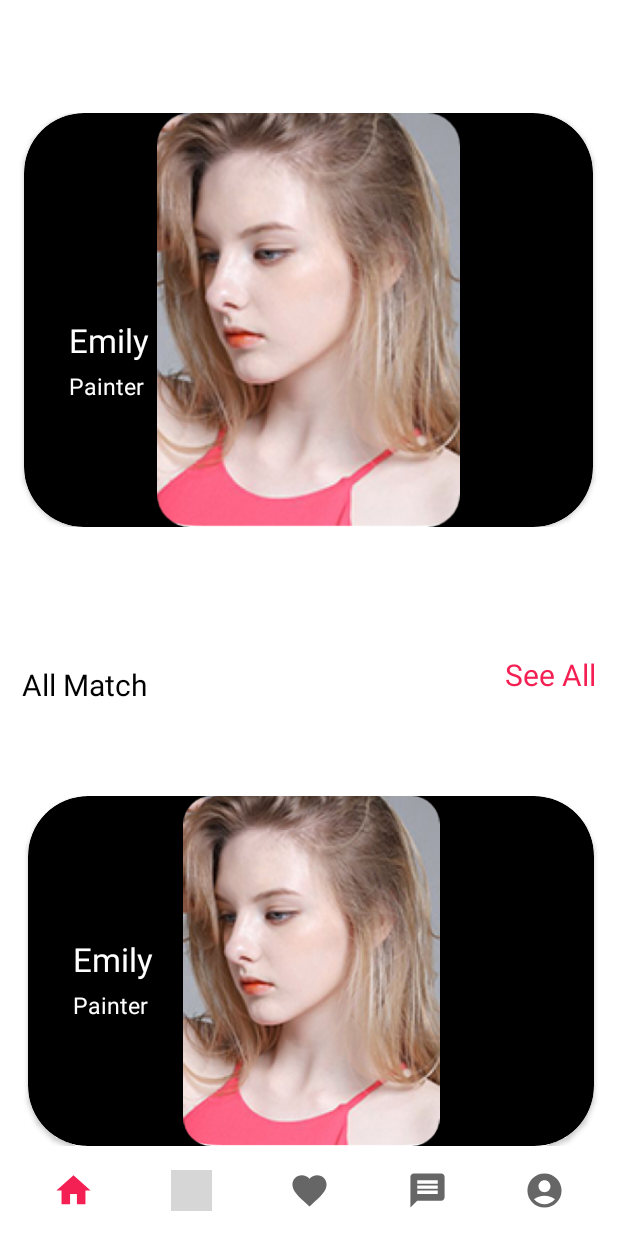
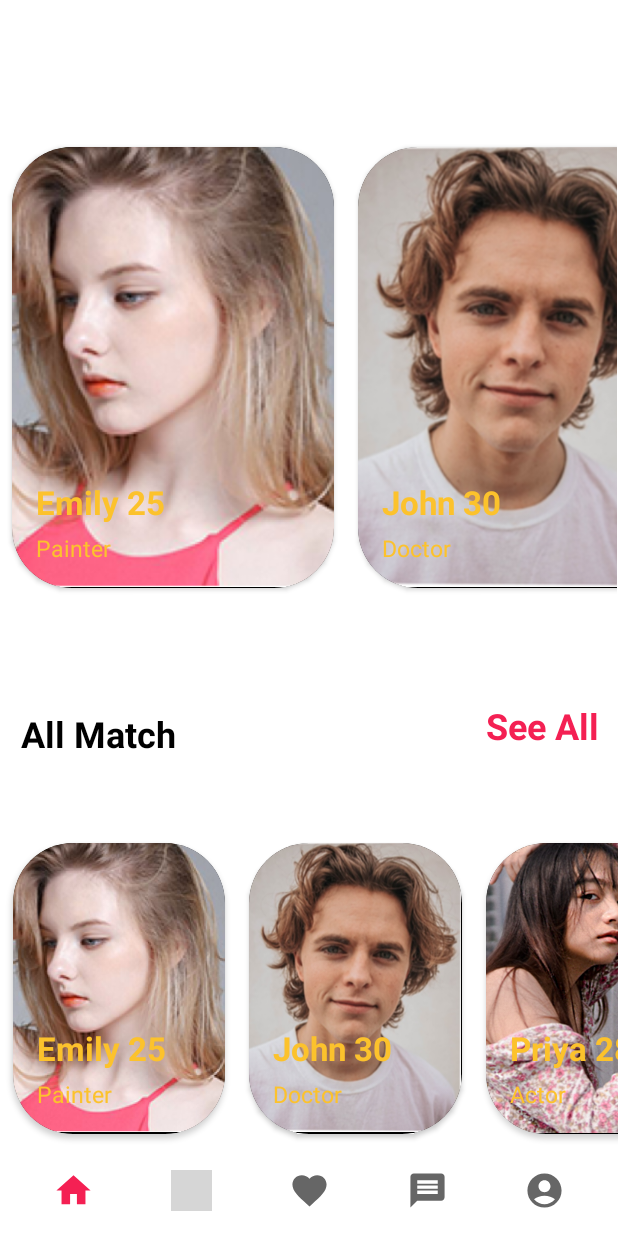
Before and after one commit to chhavisharma30/Match-People, an Android app: the screen it shows after launch (MainActivity), on a phone screen of 412 x 824 dp. Run offline under Robolectric (Android 15) with nearby library versions, the phone set to English and light mode, and no system bars; grey boxes are pictures that could not be loaded.

Commit message:
Modified recycler view item and completed activity

```diff
--- a/app/src/main/java/com/example/matchpeoples/MainActivity.kt
+++ b/app/src/main/java/com/example/matchpeoples/MainActivity.kt
@@ -26,9 +26,9 @@ class MainActivity : AppCompatActivity() {
         init(recyclerView)
         init(recyclerView2)
         val profileList = listOf(
-            UserModel("Emily", 25, "Painter", R.drawable.carsouel1),
-            UserModel("John", 30, "Doctor", R.drawable.carousel2),
-            UserModel("Priya", 28, "Actor",R.drawable.carousel3),
+            UserModel("Emily 25", 25, "Painter", R.drawable.carsouel1),
+            UserModel("John 30", 30, "Doctor", R.drawable.carousel2),
+            UserModel("Priya 28", 28, "Actor",R.drawable.carousel3),
             // Add more Person objects as needed
         )
         matchAdapter = MatchAdapter(profileList, this)
--- a/app/src/main/res/layout/activity_main.xml
+++ b/app/src/main/res/layout/activity_main.xml
@@ -10,21 +10,21 @@
     <androidx.recyclerview.widget.RecyclerView
         android:id="@+id/recyclerView"
         android:layout_width="411dp"
-        android:layout_height="276dp"
+        android:layout_height="310dp"
         android:orientation="horizontal"
         app:layout_constraintBottom_toBottomOf="parent"
         app:layout_constraintEnd_toEndOf="parent"
         app:layout_constraintHorizontal_bias="0.0"
         app:layout_constraintStart_toStartOf="parent"
         app:layout_constraintTop_toTopOf="parent"
-        app:layout_constraintVertical_bias="0.138">
+        app:layout_constraintVertical_bias="0.175">
 
     </androidx.recyclerview.widget.RecyclerView>
 
     <androidx.recyclerview.widget.RecyclerView
         android:id="@+id/recyclerView2"
-        android:layout_width="409dp"
-        android:layout_height="233dp"
+        android:layout_width="411dp"
+        android:layout_height="210dp"
         android:orientation="horizontal"
         app:layout_constraintBottom_toTopOf="@+id/nav_bar"
         app:layout_constraintEnd_toEndOf="parent"
@@ -42,7 +42,7 @@
         android:background="@drawable/nav_bar_shape"
         android:paddingHorizontal="10dp"
         app:itemIconSize="27dp"
-        app:itemRippleColor="@android:color/transparent"
+        app:itemRippleColor="#E6E6E6"
         app:labelVisibilityMode="unlabeled"
         app:layout_constraintBottom_toBottomOf="parent"
 
@@ -60,7 +60,8 @@
         android:layout_width="wrap_content"
         android:layout_height="wrap_content"
         android:text="All Match"
-        android:textSize="20sp"
+        android:textSize="24sp"
+        android:textStyle="bold"
         android:textColor="#000000"
         app:layout_constraintBottom_toTopOf="@+id/recyclerView2"
         app:layout_constraintEnd_toEndOf="parent"
@@ -75,7 +76,8 @@
         android:layout_height="wrap_content"
         android:text="See All"
         android:textColor="#F42053"
-        android:textSize="20sp"
+        android:textSize="24sp"
+        android:textStyle="bold"
         app:layout_constraintBottom_toTopOf="@+id/recyclerView2"
         app:layout_constraintEnd_toEndOf="parent"
         app:layout_constraintHorizontal_bias="0.942"
--- a/app/src/main/res/layout/user_layout.xml
+++ b/app/src/main/res/layout/user_layout.xml
@@ -1,53 +1,41 @@
 <?xml version="1.0" encoding="utf-8"?>
 <androidx.cardview.widget.CardView xmlns:android="http://schemas.android.com/apk/res/android"
     xmlns:app="http://schemas.android.com/apk/res-auto"
+    xmlns:tools="http://schemas.android.com/tools"
     android:id="@+id/user_card"
-    android:layout_width="match_parent"
-    android:layout_height="match_parent"
-    android:layout_marginHorizontal="16dp"
+    android:layout_width="wrap_content"
+    android:layout_height="wrap_content"
+    android:layout_margin="8dp"
     android:backgroundTint="?attr/colorOnSecondary"
     app:cardCornerRadius="40dp">
 
-    <androidx.constraintlayout.widget.ConstraintLayout
+    <RelativeLayout
         android:layout_width="match_parent"
         android:layout_height="match_parent">
 
-
-
-
         <ImageView
             android:id="@+id/user_image"
-            android:layout_width="wrap_content"
+            android:layout_width="match_parent"
             android:layout_height="wrap_content"
-            android:src="@drawable/carsouel1"
-            app:layout_constraintBottom_toBottomOf="parent"
-            app:layout_constraintEnd_toEndOf="parent"
-            app:layout_constraintStart_toStartOf="parent"
-            app:layout_constraintTop_toTopOf="parent" />
+            android:adjustViewBounds="true"
+            android:src="@drawable/carsouel1" />
 
-
-
-        <androidx.constraintlayout.widget.ConstraintLayout
-            android:layout_width="wrap_content"
+        <LinearLayout
+            android:id="@+id/text_layout"
+            android:layout_width="match_parent"
             android:layout_height="wrap_content"
-            android:layout_marginLeft="10dp"
-            android:layout_marginBottom="40dp"
-            app:layout_constraintBottom_toBottomOf="parent"
-            app:layout_constraintStart_toStartOf="parent">
+            android:orientation="vertical"
+            android:padding="16dp"
+            android:layout_alignParentBottom="true">
 
             <TextView
                 android:id="@+id/user_name_age"
                 android:layout_width="wrap_content"
                 android:layout_height="wrap_content"
-                android:layout_marginLeft="20dp"
-                android:layout_marginBottom="70dp"
-                android:maxWidth="300dp"
                 android:text="@string/holder_string"
-                android:textColor="@color/white"
-                android:textSize="22sp"
-                app:layout_constraintBottom_toBottomOf="parent"
-                app:layout_constraintStart_toStartOf="parent" />
-
+                android:textColor="#FCC22C"
+                android:textStyle="bold"
+                android:textSize="22sp" />
 
             <TextView
                 android:id="@+id/user_occupation"
@@ -55,13 +43,11 @@
                 android:layout_height="wrap_content"
                 android:layout_marginTop="5dp"
                 android:text="@string/holder_string"
-                android:textColor="@color/white"
-                android:textSize="15sp"
-                app:layout_constraintStart_toStartOf="@id/user_name_age"
-                app:layout_constraintTop_toBottomOf="@+id/user_name_age" />
-        </androidx.constraintlayout.widget.ConstraintLayout>
+                android:textColor="#FCC22C"
+                android:textSize="15sp" />
 
+        </LinearLayout>
 
-    </androidx.constraintlayout.widget.ConstraintLayout>
+    </RelativeLayout>
 
 </androidx.cardview.widget.CardView>
```
